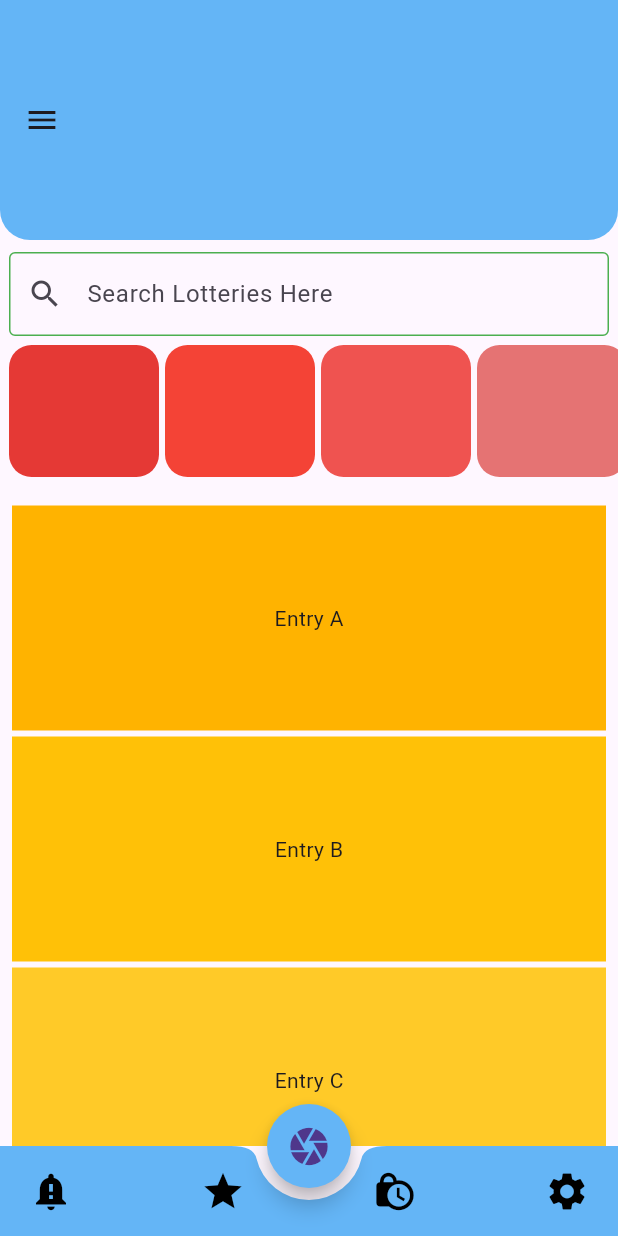
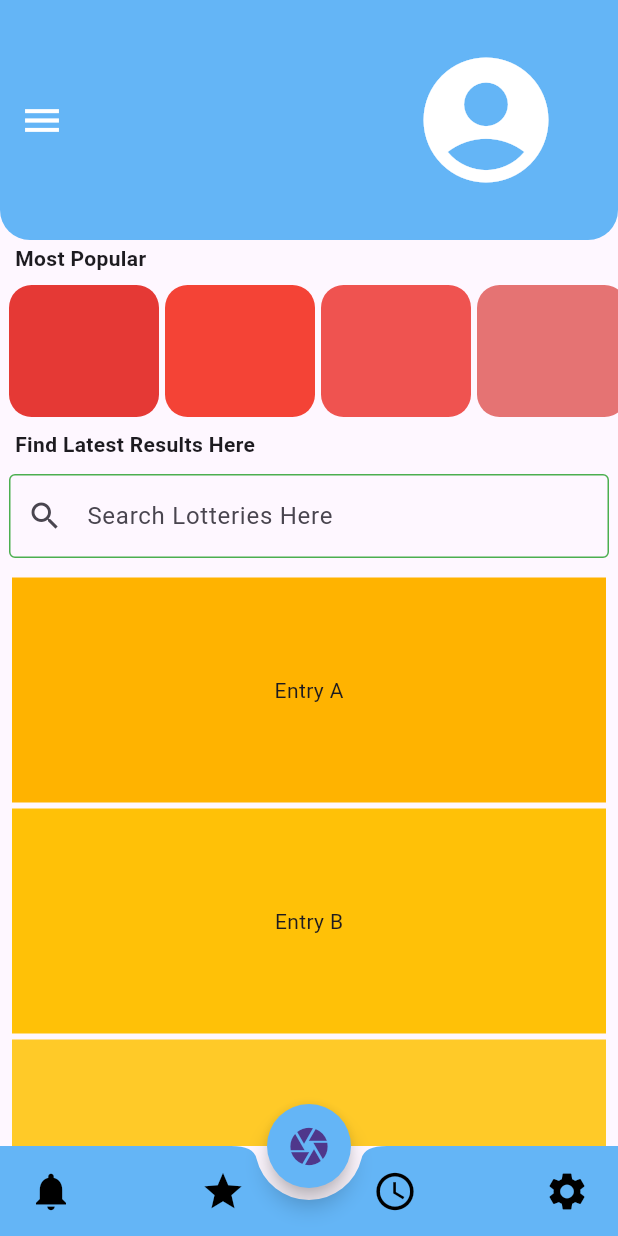
Before and after one commit to sumira/lottery-scanner-app, a Flutter app: the screen it shows after launch, on a phone screen of 412 x 824 dp. Run offline on Flutter 3.47's test engine with Material 3 defaults, Android fonts, the light colour scheme and no system bars; our stand-ins replace google_fonts.

Commit message:
added text widgets and appbar elements to the homepage

```diff
--- a/lib/screens/home/home.dart
+++ b/lib/screens/home/home.dart
@@ -16,7 +16,11 @@ class _HomeState extends State<Home> {
       appBar: AppBar(
         toolbarHeight: 160,
         leading: IconButton(
-          icon: const Icon(Icons.menu),
+          icon: const Icon(
+            Icons.menu,
+            color: Colors.white,
+            size: 30,
+          ),
           onPressed: () {},
         ),
         shape: const RoundedRectangleBorder(
@@ -24,6 +28,18 @@ class _HomeState extends State<Home> {
                 bottomLeft: Radius.circular(20),
                 bottomRight: Radius.circular(20))),
         backgroundColor: Colors.blue[300],
+        actions: [
+          Padding(
+            padding: const EdgeInsets.only(right: 30),
+            child: IconButton(
+                onPressed: () {},
+                icon: const Icon(
+                  Icons.account_circle,
+                  size: 100,
+                  color: Colors.white,
+                )),
+          )
+        ],
       ),
       body: Column(
         children: <Widget>[
@@ -50,18 +66,12 @@ class _HomeState extends State<Home> {
           //   ],
           // ),
 
-          const Padding(
-            padding: EdgeInsets.only(top: 8, left: 6, right: 6),
-            child: TextField(
-              decoration: InputDecoration(
-                  prefixIcon: Icon(Icons.search),
-                  hintText: "Search Lotteries Here",
-                  focusedBorder: OutlineInputBorder(
-                    borderSide: BorderSide(color: Colors.red),
-                  ),
-                  enabledBorder: OutlineInputBorder(
-                      borderSide: BorderSide(color: Colors.green))),
-            ),
+          const Row(
+            children: [
+              const Padding(padding: EdgeInsets.fromLTRB(10, 24, 0, 0)),
+              const Text("Most Popular",
+                  style: TextStyle(fontWeight: FontWeight.bold)),
+            ],
           ),
 
           SizedBox(
@@ -136,6 +146,29 @@ class _HomeState extends State<Home> {
               ],
             ),
           ),
+
+          const Row(
+            children: [
+              const Padding(padding: EdgeInsets.fromLTRB(10, 24, 0, 0)),
+              const Text("Find Latest Results Here",
+                  style: TextStyle(fontWeight: FontWeight.bold)),
+            ],
+          ),
+
+          const Padding(
+            padding: EdgeInsets.only(top: 8, left: 6, right: 6),
+            child: TextField(
+              decoration: InputDecoration(
+                  prefixIcon: Icon(Icons.search),
+                  hintText: "Search Lotteries Here",
+                  focusedBorder: OutlineInputBorder(
+                    borderSide: BorderSide(color: Colors.red),
+                  ),
+                  enabledBorder: OutlineInputBorder(
+                      borderSide: BorderSide(color: Colors.green))),
+            ),
+          ),
+
           const SizedBox(
             height: 5,
           ),
@@ -200,7 +233,7 @@ class _HomeState extends State<Home> {
           children: <Widget>[
             IconButton(
               icon: const Icon(
-                Icons.notification_important,
+                Icons.notifications,
                 color: Colors.black,
                 size: 30,
               ),
@@ -216,7 +249,7 @@ class _HomeState extends State<Home> {
             ),
             IconButton(
               icon: const Icon(
-                Icons.lock_clock,
+                Icons.access_time,
                 color: Colors.black,
                 size: 30,
               ),
```
